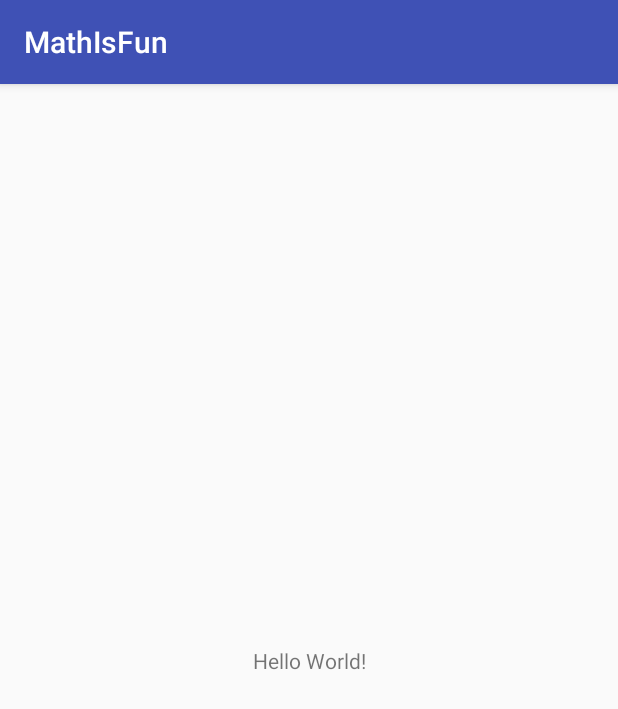
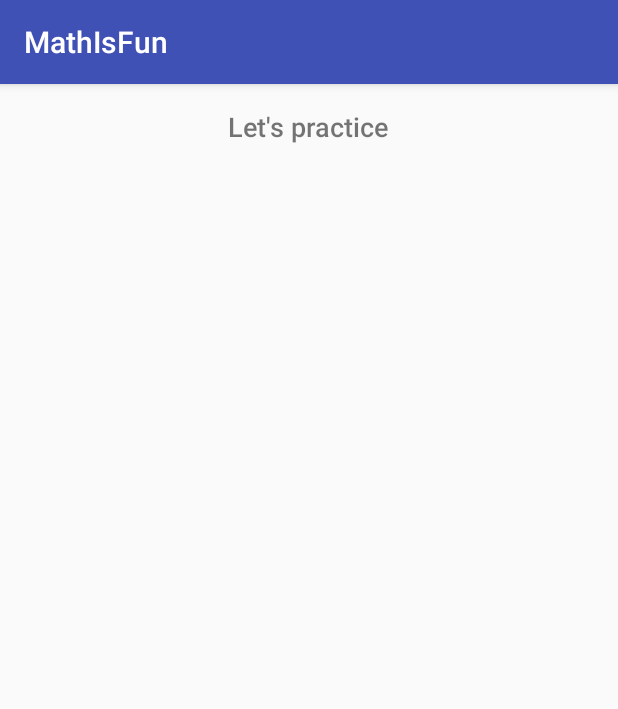
Before and after one commit to RazasSapir/MathIsFun, an Android app: the screen it shows after launch (MainActivity), on a phone screen of 412 x 824 dp. Shown: the top 709 px of the screen. Run offline under Robolectric (Android 15) with nearby library versions, the phone set to English and light mode, and no system bars.

Commit message:
Layout changes

```diff
--- a/app/src/main/res/layout/activity_main.xml
+++ b/app/src/main/res/layout/activity_main.xml
@@ -1,18 +1,40 @@
 <?xml version="1.0" encoding="utf-8"?>
-<android.support.constraint.ConstraintLayout xmlns:android="http://schemas.android.com/apk/res/android"
+<LinearLayout xmlns:android="http://schemas.android.com/apk/res/android"
     xmlns:app="http://schemas.android.com/apk/res-auto"
     xmlns:tools="http://schemas.android.com/tools"
     android:layout_width="match_parent"
     android:layout_height="match_parent"
+    android:orientation="vertical"
     tools:context="com.example.android.mathisfun.MainActivity">
 
     <TextView
         android:layout_width="wrap_content"
         android:layout_height="wrap_content"
-        android:text="Hello World!"
-        app:layout_constraintBottom_toBottomOf="parent"
-        app:layout_constraintLeft_toLeftOf="parent"
-        app:layout_constraintRight_toRightOf="parent"
-        app:layout_constraintTop_toTopOf="parent" />
+        android:layout_gravity="center_horizontal"
+        android:layout_marginTop="16dp"
+        android:fontFamily="sans-serif-medium"
+        android:text="@string/description"
+        android:textSize="18sp" />
 
-</android.support.constraint.ConstraintLayout>
+    <LinearLayout
+        android:layout_width="match_parent"
+        android:layout_height="wrap_content"
+        android:orientation="horizontal">
+
+        <TextView
+            android:id="@+id/first_number"
+            android:layout_width="wrap_content"
+            android:layout_height="wrap_content"
+            android:textSize="28sp"/>
+        <TextView
+            android:id="@+id/operator"
+            android:layout_width="wrap_content"
+            android:layout_height="wrap_content"
+            android:textSize="28sp"/>
+        <TextView
+            android:id="@+id/second_number"
+            android:layout_width="wrap_content"
+            android:layout_height="wrap_content"
+            android:textSize="28sp"/>
+    </LinearLayout>
+</LinearLayout>
--- a/app/src/main/res/values/strings.xml
+++ b/app/src/main/res/values/strings.xml
@@ -1,3 +1,4 @@
 <resources>
     <string name="app_name">MathIsFun</string>
+    <string name="description">"Let's practice"</string>
 </resources>
```
